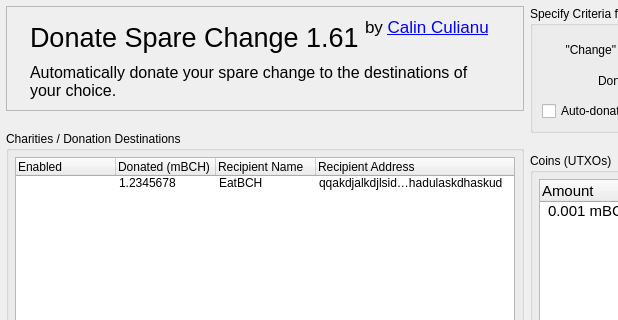
Old version of the form ui.ui in the repository cculianu/DonateSpareChange; both pictures show x 0 to 618 and y 0 to 320 of the 1054 by 519 pixel window.
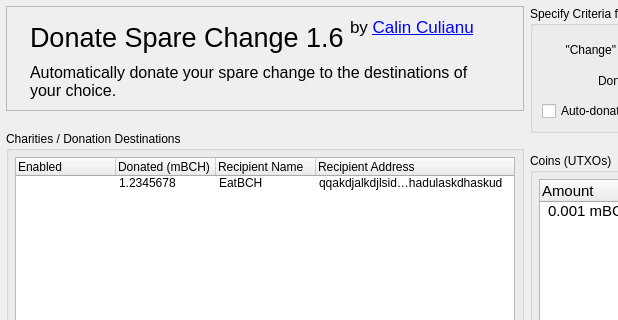
New version of the form. Icons and pictures are not drawn.

Diff of the .ui file:
```diff
--- a/ui.ui
+++ b/ui.ui
@@ -475,7 +475,7 @@
          </font>
         </property>
         <property name="text">
-         <string>Donate Spare Change 1.61</string>
+         <string>Donate Spare Change 1.6</string>
         </property>
         <property name="alignment">
          <set>Qt::AlignLeading|Qt::AlignLeft|Qt::AlignVCenter</set>
```
